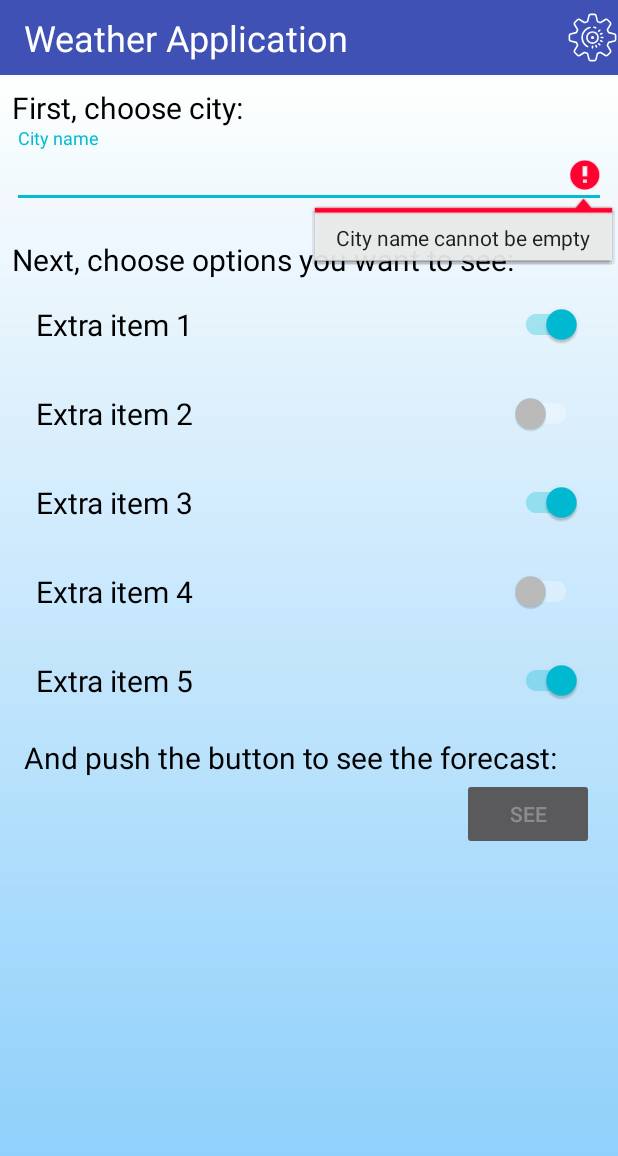
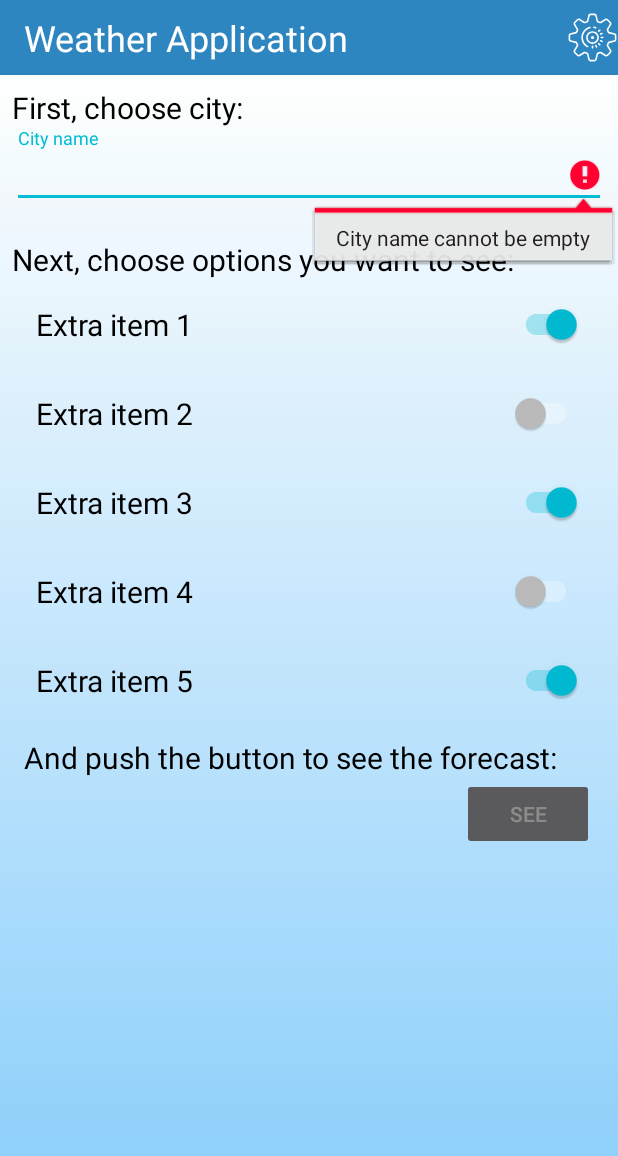
Before and after one commit to Nati098/Weather-App, an Android app: the screen it shows after launch (BaseAppActivity), on a phone screen of 412 x 824 dp. Shown: the top 1156 px of the screen. Run offline under Robolectric (Android 15) with nearby library versions, the phone set to English and light mode, and no system bars.

Commit message:
Add somth for styling

```diff
--- a/app/src/main/java/ru/geekbrains/weatherapplication/BaseAppActivity.java
+++ b/app/src/main/java/ru/geekbrains/weatherapplication/BaseAppActivity.java
@@ -11,6 +11,7 @@ import android.content.res.Configuration;
 import android.os.Bundle;
 import android.util.Log;
 import android.widget.ImageButton;
+import android.widget.Toolbar;
 
 import java.util.ArrayList;
 import java.util.List;
--- a/app/src/main/java/ru/geekbrains/weatherapplication/fragment/CitiesListFragment.java
+++ b/app/src/main/java/ru/geekbrains/weatherapplication/fragment/CitiesListFragment.java
@@ -6,11 +6,9 @@ import android.text.Editable;
 import android.text.TextWatcher;
 import android.util.Log;
 import android.view.LayoutInflater;
-import android.view.MotionEvent;
 import android.view.View;
 import android.view.ViewGroup;
 import android.widget.Button;
-import android.widget.EditText;
 import android.widget.TextView;
 
 import androidx.annotation.NonNull;
--- a/app/src/main/res/layout/activity_settings.xml
+++ b/app/src/main/res/layout/activity_settings.xml
@@ -17,7 +17,7 @@
         app:layout_constraintEnd_toEndOf="parent"
         app:layout_constraintTop_toBottomOf="@id/toolbar"
         app:layout_constraintBottom_toBottomOf="parent"
-        android:textAppearance="@style/RegularTextStyle"
+        style="@style/RegularTextStyle"
         android:text="@string/setting_night_mode" />
 
 
--- a/app/src/main/res/layout/extra_info_list_item.xml
+++ b/app/src/main/res/layout/extra_info_list_item.xml
@@ -15,7 +15,7 @@
         app:layout_constraintTop_toTopOf="parent"
         app:layout_constraintBottom_toBottomOf="parent"
         android:text="@string/temperature"
-        android:textAppearance="@style/RegularTextStyle" />
+        style="@style/RegularTextStyle" />
 
     <TextView
         android:id="@+id/info_value"
@@ -25,6 +25,6 @@
         app:layout_constraintTop_toTopOf="parent"
         app:layout_constraintBottom_toBottomOf="parent"
         android:text="7"
-        android:textAppearance="@style/RegularTextStyle" />
+        style="@style/RegularTextStyle" />
 
 </androidx.constraintlayout.widget.ConstraintLayout>
--- a/app/src/main/res/layout/fragment_cities_list.xml
+++ b/app/src/main/res/layout/fragment_cities_list.xml
@@ -35,7 +35,7 @@
                 android:layout_width="wrap_content"
                 android:layout_height="wrap_content"
                 android:text="@string/see_forecast_step1"
-                android:textAppearance="@style/SubtitleTextStyle" />
+                style="@style/SubtitleTextStyle" />
 
             <com.google.android.material.textfield.TextInputLayout
                 android:layout_width="match_parent"
@@ -47,7 +47,7 @@
                     android:layout_width="match_parent"
                     android:layout_height="wrap_content"
                     android:inputType="text|textNoSuggestions|textCapWords"
-                    android:textAppearance="@style/RegularTextStyle"
+                    style="@style/RegularTextStyle"
                     android:textColor="@null"
                     android:hint="@string/city_name_hint"/>
             </com.google.android.material.textfield.TextInputLayout>
@@ -56,7 +56,7 @@
                 android:layout_width="wrap_content"
                 android:layout_height="wrap_content"
                 android:text="@string/see_forecast_step2"
-                android:textAppearance="@style/SubtitleTextStyle" />
+                style="@style/SubtitleTextStyle" />
 
             <androidx.recyclerview.widget.RecyclerView
                 android:id="@+id/recycler"
@@ -77,7 +77,7 @@
                     android:layout_width="wrap_content"
                     android:layout_height="wrap_content"
                     android:text="@string/see_forecast_step3"
-                    android:textAppearance="@style/SubtitleTextStyle" />
+                    style="@style/SubtitleTextStyle" />
 
                 <Button
                     android:id="@+id/btn_see_weather"
--- a/app/src/main/res/layout/options_list_item.xml
+++ b/app/src/main/res/layout/options_list_item.xml
@@ -15,7 +15,7 @@
         app:layout_constraintTop_toTopOf="parent"
         app:layout_constraintBottom_toBottomOf="parent"
         android:text="@string/temperature"
-        android:textAppearance="@style/SubtitleTextStyle" />
+        style="@style/SubtitleTextStyle" />
 
     <androidx.appcompat.widget.SwitchCompat
         android:id="@+id/activate_option_checkbox"
--- a/app/src/main/res/layout/toolbar.xml
+++ b/app/src/main/res/layout/toolbar.xml
@@ -8,7 +8,7 @@
     android:layout_height="@dimen/toolbar_height"
     android:padding="8dp"
     android:background="?attr/colorPrimary"
-    app:titleTextAppearance="@style/TitleTextStyle"
+    style="@style/TitleTextStyle"
     android:minHeight="?attr/actionBarSize">
 
     <androidx.constraintlayout.widget.ConstraintLayout
--- a/app/src/main/res/layout/weather_week_item_list.xml
+++ b/app/src/main/res/layout/weather_week_item_list.xml
@@ -6,7 +6,7 @@
     android:layout_margin="8dp"
     android:orientation="horizontal"
     android:padding="8dp"
-    android:background="?attr/backgroundRecyclerColor">
+    android:background="?backgroundRecyclerColor">
 
     <ImageView
         android:id="@+id/weather_img"
--- /dev/null
+++ b/app/src/main/res/values-night/themes.xml
@@ -0,0 +1,6 @@
+<?xml version="1.0" encoding="utf-8"?>
+<resources>
+
+
+
+</resources>
--- a/app/src/main/res/values/attrs.xml
+++ b/app/src/main/res/values/attrs.xml
@@ -1,6 +1,6 @@
 <?xml version="1.0" encoding="utf-8"?>
 <resources>
-    <attr name="toolbarIconColor" format="color" />
+    <attr name="toolbarIconColor" format="reference|color" />
     <attr name="backgroundImage" format="integer"/>
-    <attr name="backgroundRecyclerColor" format="color"/>
+    <attr name="backgroundRecyclerColor" format="reference|color"/>
 </resources>
--- a/app/src/main/res/values/styles.xml
+++ b/app/src/main/res/values/styles.xml
@@ -8,11 +8,13 @@
     <!-- Text format for subtitles -->
     <style name="SubtitleTextStyle">
         <item name="android:textSize">20sp</item>
+        <item name="android:textColor">?android:textColorSecondary</item>
     </style>
 
     <!-- Text format for the main info -->
     <style name="InfoTextStyle">
         <item name="android:textSize">28sp</item>
+        <item name="android:textColor">?android:textColorSecondary</item>
     </style>
 
     <!-- Text format for extra info -->
--- a/app/src/main/res/values/themes.xml
+++ b/app/src/main/res/values/themes.xml
@@ -3,8 +3,8 @@
 
     <!-- Light application theme. -->
     <style name="AppCustomLightTheme" parent="Theme.AppCompat.NoActionBar">
-        <item name="colorPrimary">#3F51B5</item>
-        <item name="colorPrimaryDark">#3F51B5</item>
+        <item name="colorPrimary">#2E86C1</item>
+        <item name="colorPrimaryDark">#1F587E</item>
         <item name="colorAccent">#00BCD4</item>
         <item name="android:textColorSecondary">#000000</item>
         <item name="android:windowBackground">#F4F4F6</item>
```
Also changed, not shown: app/src/main/res/layout/fragment_weather_info.xml (+6 -5 lines), app/src/main/res/layout/weather_day_item_list.xml (+4 -3 lines).
